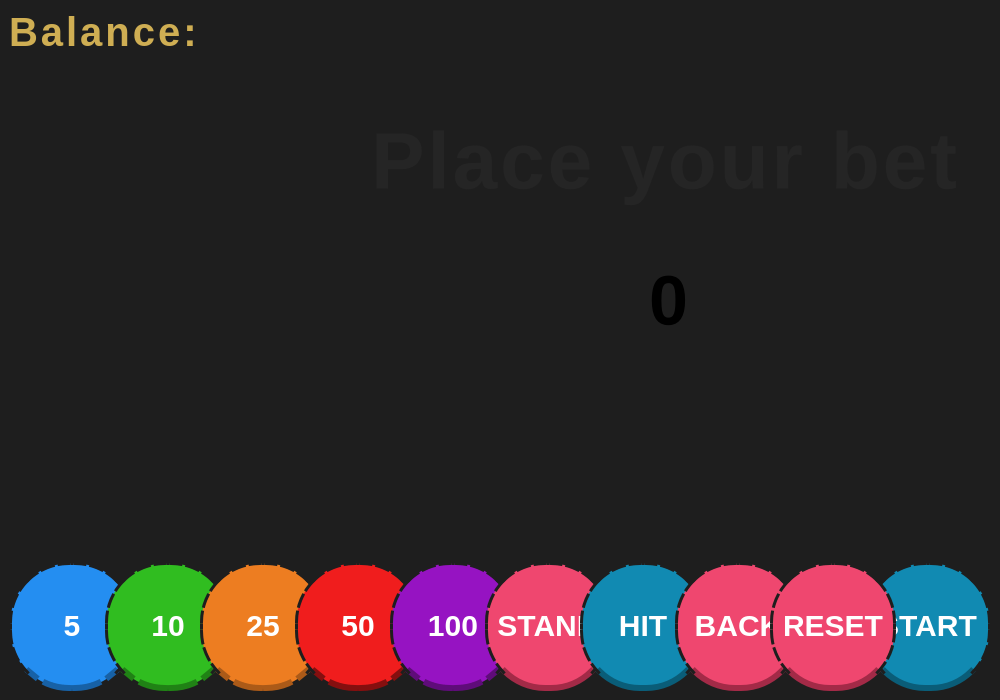
miikeGit/Blackjack, file ui/mainwindow.ui: the form before one commit.
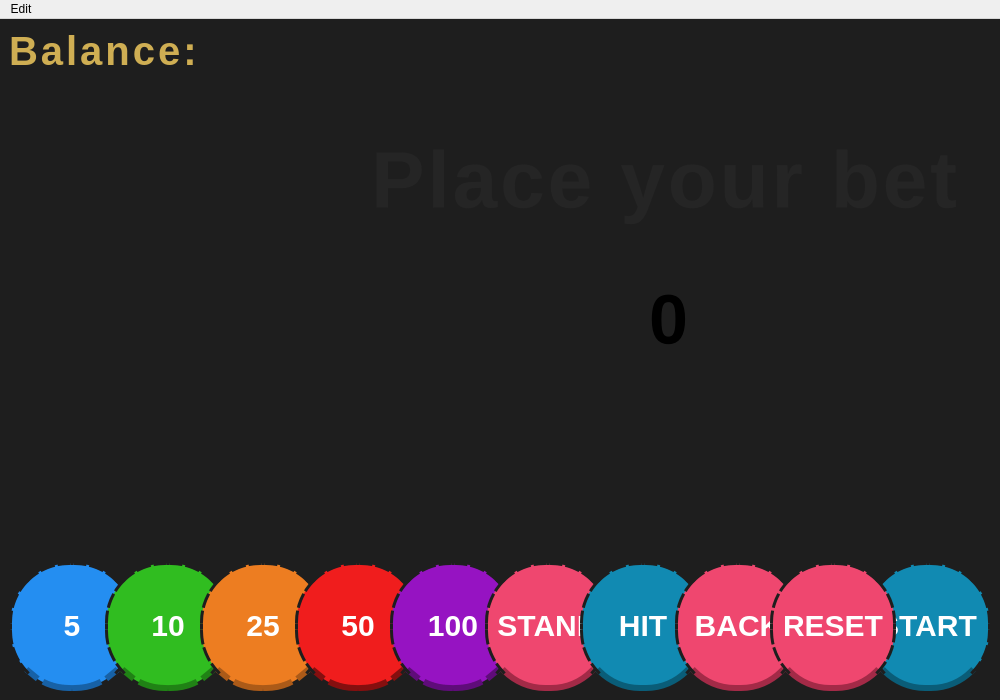
The form after the commit. Icons and pictures are not drawn.

Commit message: add skin select window

The edit to the form file:
```diff
--- a/ui/mainwindow.ui
+++ b/ui/mainwindow.ui
@@ -277,6 +277,28 @@
    <zorder>infoLabel</zorder>
    <zorder>startButton</zorder>
   </widget>
+  <widget class="QMenuBar" name="menuBar">
+   <property name="geometry">
+    <rect>
+     <x>0</x>
+     <y>0</y>
+     <width>1000</width>
+     <height>27</height>
+    </rect>
+   </property>
+   <widget class="QMenu" name="menuSelect_skin">
+    <property name="title">
+     <string>Edit</string>
+    </property>
+    <addaction name="selectSkinAction"/>
+   </widget>
+   <addaction name="menuSelect_skin"/>
+  </widget>
+  <action name="selectSkinAction">
+   <property name="text">
+    <string>Select skin</string>
+   </property>
+  </action>
  </widget>
  <resources/>
  <connections/>
```
Left out of the diff: 2 changed lines with no effect on the pictures. The commit also changes 5 other files.
